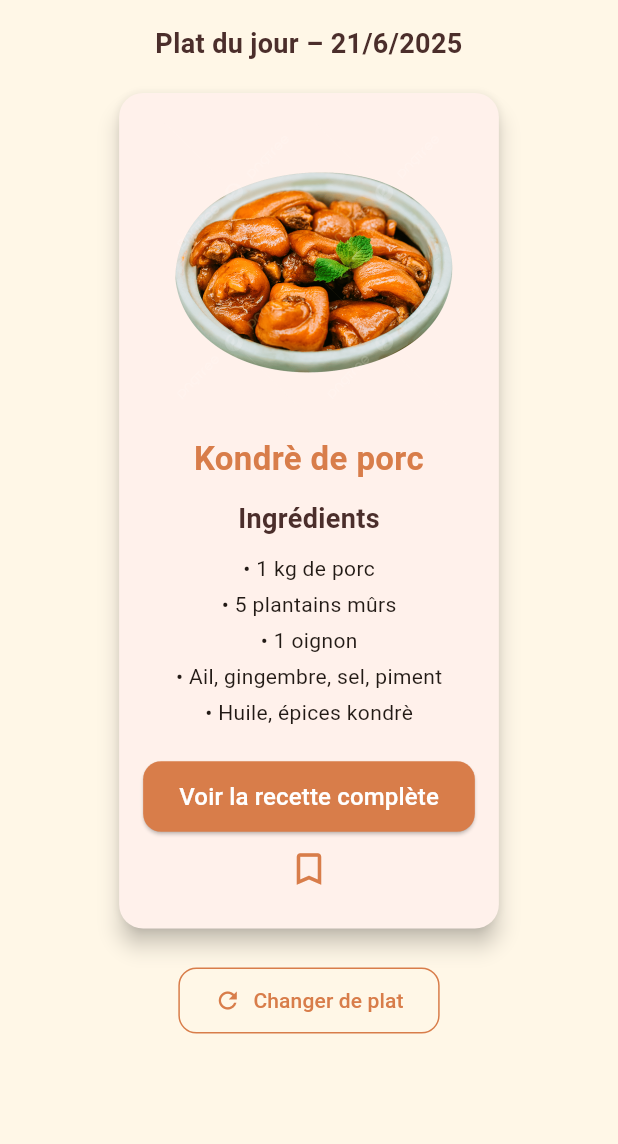
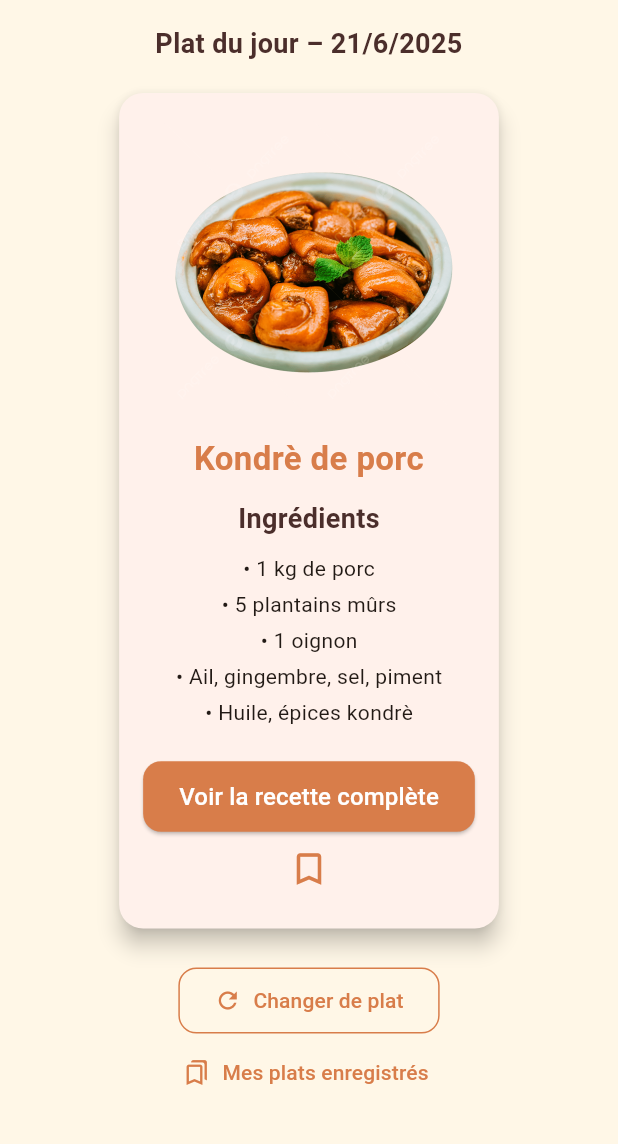
Before and after one commit to MACROTECH001/bi_pla, a Flutter app: the screen it shows after launch, after a tap on the "bookmark outline" icon, after a tap on "Changer de plat", on a phone screen of 412 x 824 dp, the part 84-1228 px from its top. Run offline on Flutter 3.47's test engine with Material 3 defaults, Android fonts, the phone set to English and light mode, and no system bars; our stand-ins replace shared_preferences; Roboto replaces fonts that are missing (Poppins).

Commit message:
Bi Pla version MVP  avec liste des favoris

```diff
--- a/lib/main.dart
+++ b/lib/main.dart
@@ -3,6 +3,7 @@
 import 'services/meal_provider.dart';
 import 'screens/recipe_screen.dart';
 import 'package:shared_preferences/shared_preferences.dart';
+import 'screens/saved_meals_screen.dart';
 
 void main() {
   runApp(const BiPlaApp());
@@ -135,9 +136,9 @@
                                 textAlign: TextAlign.center,
                               ),
                               const SizedBox(height: 12),
-                              Text(
+                              const Text(
                                 "Ingrédients",
-                                style: const TextStyle(
+                                style: TextStyle(
                                   fontSize: 18,
                                   fontWeight: FontWeight.bold,
                                   color: Color(0xFF4B2E2B),
@@ -177,7 +178,7 @@
                               IconButton(
                                 icon: Icon(
                                   isSavedMeal(meal.name) ? Icons.bookmark : Icons.bookmark_border,
-                                  color: Color(0xFFD87D4A),
+                                  color: const Color(0xFFD87D4A),
                                   size: 28,
                                 ),
                                 onPressed: () {
@@ -201,12 +202,28 @@
                         icon: const Icon(Icons.refresh),
                         label: const Text("Changer de plat"),
                         style: OutlinedButton.styleFrom(
-                          foregroundColor: Color(0xFFD87D4A),
+                          foregroundColor: const Color(0xFFD87D4A),
                           side: const BorderSide(color: Color(0xFFD87D4A)),
                           padding: const EdgeInsets.symmetric(horizontal: 24, vertical: 12),
                           shape: RoundedRectangleBorder(
                             borderRadius: BorderRadius.circular(12),
                           ),
+                        ),
+                      ),
+
+                      TextButton.icon(
+                        onPressed: () {
+                          Navigator.push(
+                            context,
+                            MaterialPageRoute(
+                              builder: (context) => const SavedMealsScreen(),
+                            ),
+                          );
+                        },
+                        icon: const Icon(Icons.bookmarks_outlined, color: Color(0xFFD87D4A)),
+                        label: const Text(
+                          "Mes plats enregistrés",
+                          style: TextStyle(color: Color(0xFFD87D4A)),
                         ),
                       )
                     ],
```
Also changed, not shown: lib/screens/recipe_screen.dart (+6 -6 lines), lib/screens/saved_meals_screen.dart (added, +74 -0 lines).
